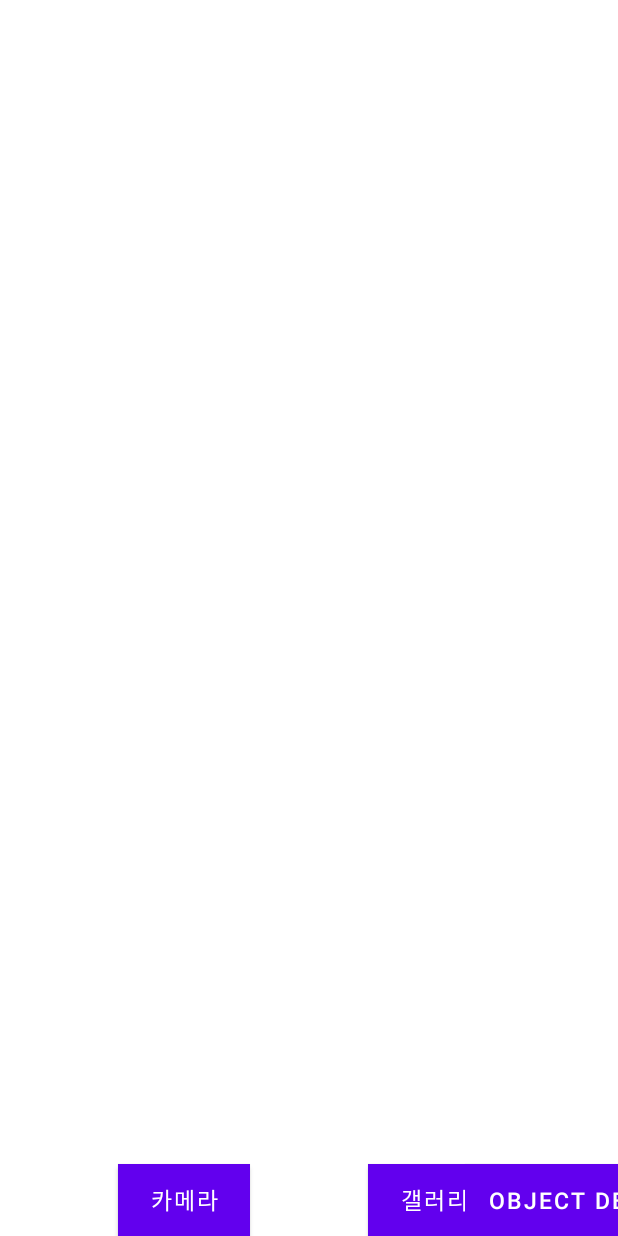
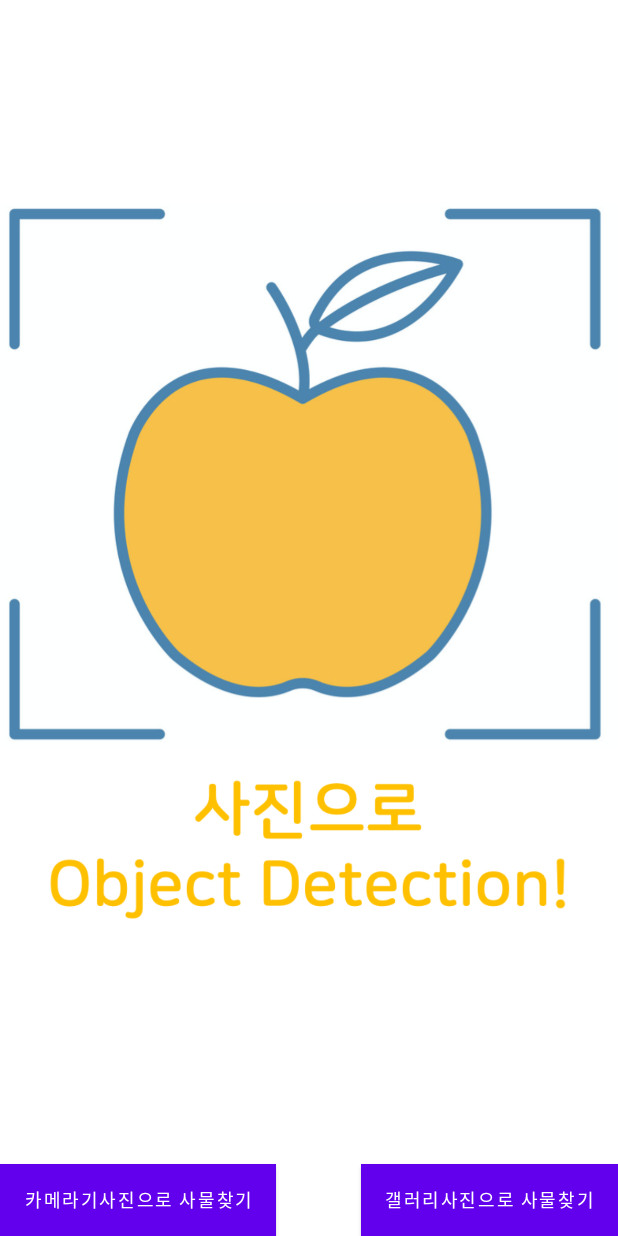
Before and after one commit to wgfactory/ObjectDetection_MLKitApp, an Android app: the screen it shows after launch (MainActivity), on a phone screen of 412 x 824 dp. Run offline under Robolectric (Android 15) with nearby library versions, the phone set to English and light mode, and no system bars; libraries missing offline, so code that uses them is left out: com.google.firebase.ml.

Commit message:
1022 Basic Object Detection

```diff
--- a/ObjectDetectionApp/app/src/main/res/layout/activity_main.xml
+++ b/ObjectDetectionApp/app/src/main/res/layout/activity_main.xml
@@ -11,11 +11,9 @@
         android:layout_width="wrap_content"
         android:layout_height="wrap_content"
         android:background="#FFFF33"
-        android:text="카메라"
-        android:textSize="15sp"
+        android:text="카메라기사진으로 사물찾기"
+        android:textSize="12sp"
         app:layout_constraintBottom_toBottomOf="parent"
-        app:layout_constraintEnd_toStartOf="@id/buttonGallery"
-        app:layout_constraintHorizontal_bias="0.5"
         app:layout_constraintStart_toStartOf="parent" />
 
     <ImageView
@@ -26,30 +24,28 @@
         app:layout_constraintEnd_toEndOf="parent"
         app:layout_constraintStart_toStartOf="parent"
         app:layout_constraintTop_toTopOf="parent"
-        tools:srcCompat="@tools:sample/avatars" />
+        android:src="@drawable/object_bg" />
 
     <Button
         android:id="@+id/buttonGallery"
         android:layout_width="wrap_content"
         android:layout_height="wrap_content"
         android:background="#FF99CC"
-        android:text="갤러리"
-        android:textSize="15sp"
+        android:text="갤러리사진으로 사물찾기"
+        android:textSize="12sp"
         app:layout_constraintBottom_toBottomOf="parent"
-        app:layout_constraintEnd_toEndOf="parent"
-        app:layout_constraintHorizontal_bias="0.2"
-        app:layout_constraintStart_toEndOf="@+id/buttonCamera" />
+        app:layout_constraintEnd_toEndOf="parent" />
 
     <Button
         android:id="@+id/buttonObjectDetection"
         android:layout_width="wrap_content"
         android:layout_height="wrap_content"
+        android:background="#FF99CC"
         android:text="Object Detection"
-        android:textSize="15sp"
+        android:textSize="12sp"
         app:layout_constraintBottom_toBottomOf="parent"
         app:layout_constraintEnd_toEndOf="parent"
-        app:layout_constraintHorizontal_bias="0.2"
         app:layout_constraintStart_toEndOf="@+id/buttonGallery"
-        android:background="#FF99CC"/>
+        android:visibility="gone"/>
 
 </androidx.constraintlayout.widget.ConstraintLayout>
```
Also changed, not shown: ObjectDetectionApp/app/src/main/java/com/wgf/objectdetectionapp/MainActivity.kt (+110 -22 lines), ObjectDetectionApp/app/src/main/res/drawable-v24/object_bg.png (added), ObjectDetectionApp/app/src/main/res/drawable/object_bg.png (added).
